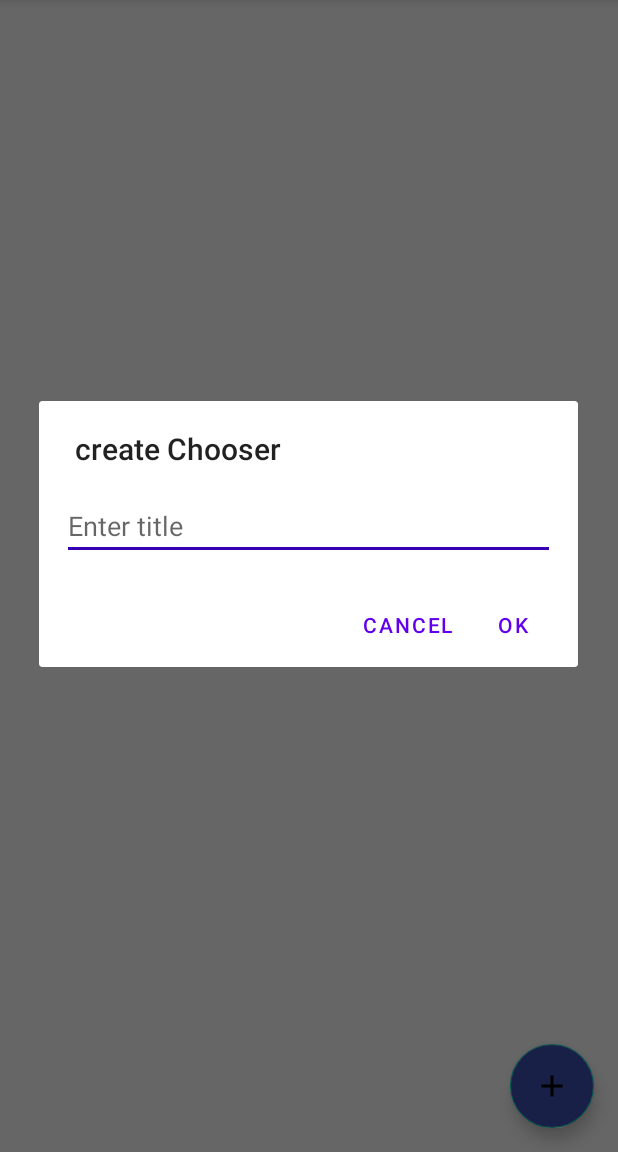
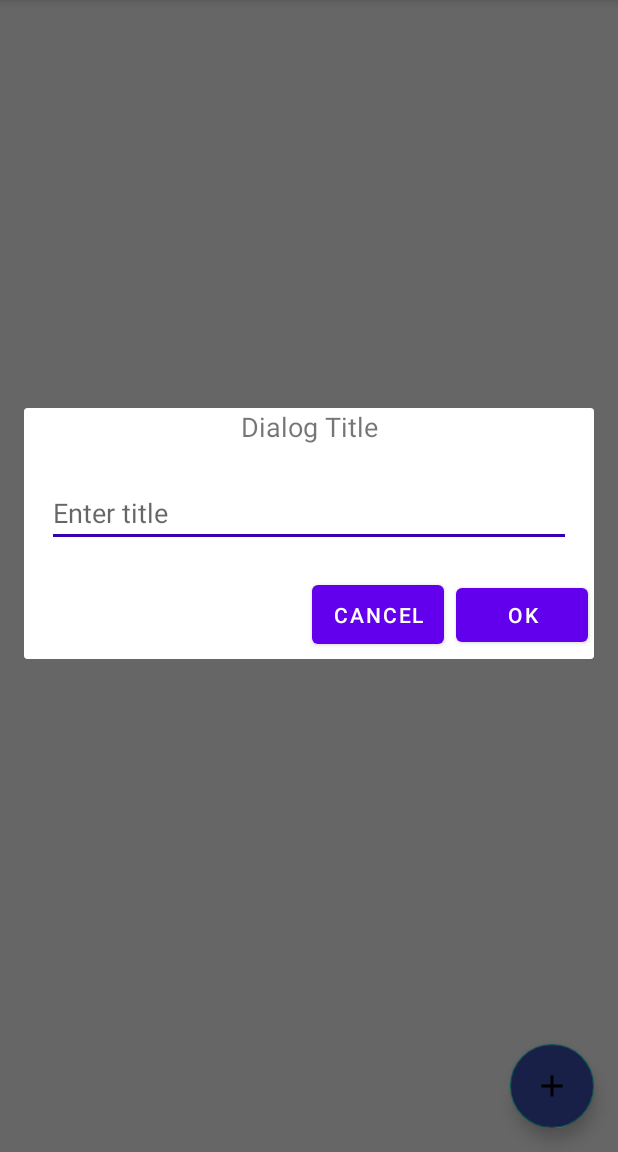
Before and after one commit to lucianojung/Random_Generator_App_With_Weighting, an Android app: the screen it shows after launch (MainActivity), after a tap on an icon or button, on a phone screen of 412 x 824 dp, the part 84-1236 px from its top. Run offline under Robolectric (Android 15) with nearby library versions, the phone set to English and light mode, and no system bars; our stand-ins replace Room's generated code; libraries missing offline, so code that uses them is left out: android.arch.persistence.

Commit message:
testing dialog fragments, empty dialog works

```diff
--- /dev/null
+++ b/mobile/src/main/java/de/lucianojung/random_generator/Dialogs/GeneratorDialogFragment.java
@@ -0,0 +1,102 @@
+package de.lucianojung.random_generator.Dialogs;
+
+import android.os.Bundle;
+import android.support.design.button.MaterialButton;
+import android.support.v4.app.DialogFragment;
+import android.view.LayoutInflater;
+import android.view.View;
+import android.view.ViewGroup;
+import android.widget.EditText;
+
+import de.lucianojung.random_generator.R;
+import de.lucianojung.random_generator.RandomGenerator;
+
+public class GeneratorDialogFragment extends DialogFragment {
+
+    public static final String GENERATOR_KEY = "GENERATOR_KEY";
+
+//    public GeneratorDialogFragment(){}
+
+
+
+    public static GeneratorDialogFragment newInstance(RandomGenerator generator){
+        GeneratorDialogFragment fragment = new GeneratorDialogFragment();
+        Bundle args = new Bundle();
+        args.putParcelable(GENERATOR_KEY, generator);
+        fragment.setArguments(args);
+        return fragment;
+    }
+
+
+
+    @Override
+    public View onCreateView(LayoutInflater inflater,
+                             ViewGroup container,
+                             Bundle savedInstanceState){
+        View rootView = inflater.inflate(R.layout.dialog_fragment_main, container);
+
+        EditText etGeneratorName = rootView.findViewById(R.id.generator_title);
+        RandomGenerator generator = getArguments().getParcelable(GENERATOR_KEY);
+
+        etGeneratorName.setText(generator.getName());
+        //todo add EditText and setText here to pass generatorType
+
+        MaterialButton buttonOk = rootView.findViewById(R.id.dialog_ok_button);
+        buttonOk.setOnClickListener(new View.OnClickListener() {
+            @Override
+            public void onClick(View v) {
+                dismiss();
+            }
+        });
+        MaterialButton buttonCancel = rootView.findViewById(R.id.dialog_cancel_button);
+        buttonCancel.setOnClickListener(new View.OnClickListener() {
+            @Override
+            public void onClick(View v) {
+                dismiss();
+            }
+        });
+
+        return rootView;
+    }
+
+//    @Override
+//    public void onViewCreated(View view, @Nullable Bundle savedInstanceState){
+//        super.onViewCreated(view, savedInstanceState);
+//        editGeneratorText = (EditText) view.findViewById(R.id.edit_generator_title);
+//        String title = getArguments().getString("title", "Enter Name");
+//        getDialog().setTitle(title);
+//        editGeneratorText.requestFocus();
+//        getDialog().getWindow().setSoftInputMode(
+//                WindowManager.LayoutParams.SOFT_INPUT_STATE_VISIBLE);
+//    }
+
+    /*@Override
+    public Dialog onCreateDialog(Bundle b) {
+        AlertDialog.Builder dialogBuilder = new AlertDialog.Builder(getActivity());
+
+        LayoutInflater inflater = getLayoutInflater();
+        View view = inflater.inflate(R.layout.fragment_generator_dialog, null);
+
+        final EditText text = view.findViewById(R.id.edit_text);
+        dialogBuilder
+                .setView(view)
+                .setTitle(getString(R.string.dialog_title_create_generator))
+                .setPositiveButton(getString(R.string.ok), new DialogInterface.OnClickListener() {
+                    @Override
+                    public void onClick(DialogInterface dialog, int which) {
+                        if (text.getText() != null && text.getText().toString().length() > 0) {
+                            // add: (new RandomGenerator(0, text.getText().toString()));
+                        } else {
+                            Toast.makeText(getActivity(), getString(R.string.empty_string_warning), Toast.LENGTH_SHORT).show();
+                        }
+                    }
+                })
+                .setNegativeButton(getString(R.string.cancel), new DialogInterface.OnClickListener() {
+                    @Override
+                    public void onClick(DialogInterface dialog, int which) {
+                        dialog.dismiss();
+                    }
+                });
+        return dialogBuilder.create();
+    }*/
+}
--- a/mobile/src/main/java/de/lucianojung/random_generator/MainActivity.java
+++ b/mobile/src/main/java/de/lucianojung/random_generator/MainActivity.java
@@ -5,6 +5,7 @@ import android.content.DialogInterface;
 import android.content.Intent;
 import android.os.AsyncTask;
 import android.os.Bundle;
+import android.os.Parcelable;
 import android.support.design.widget.FloatingActionButton;
 import android.support.v7.app.AlertDialog;
 import android.support.v7.app.AppCompatActivity;
@@ -22,7 +23,10 @@ import android.widget.ListView;
 import android.widget.TextView;
 import android.widget.Toast;
 
+import java.io.Serializable;
 import java.util.List;
+
+import de.lucianojung.random_generator.Dialogs.GeneratorDialogFragment;
 
 public class MainActivity<T extends Adapter> extends AppCompatActivity {
 
@@ -51,7 +55,7 @@ public class MainActivity<T extends Adapter> extends AppCompatActivity {
             @Override
             public void onItemClick(AdapterView<?> adapterView, View view, int position, long l) {
                 Intent valueListIntent = new Intent(view.getContext(), ValueListActivity.class);
-                valueListIntent.putExtra("RandomGenerator", generatorArrayAdapter.getItem(adapterView.getPositionForView(view)));
+                valueListIntent.putExtra("RandomGenerator", (Serializable) generatorArrayAdapter.getItem(adapterView.getPositionForView(view)));
                 startActivity(valueListIntent);
             }
         });
@@ -74,10 +78,9 @@ public class MainActivity<T extends Adapter> extends AppCompatActivity {
         fab.setOnClickListener(new View.OnClickListener() {
             @Override
             public void onClick(View view) {
-//                FragmentManager fragmentManager = getSupportFragmentManager();
-//                AddGeneratorDialogFragment addGeneratorDialogFragment = AddGeneratorDialogFragment.newInstance("Some Title");
-//                addGeneratorDialogFragment.show(fragmentManager, getString(R.string.dialog_title_create_generator));
-                showDialog(DialogType.ADD, null);
+                GeneratorDialogFragment generatorDialog = GeneratorDialogFragment.newInstance(new RandomGenerator(0, ""));
+//                showDialog(DialogType.ADD, null);
+                generatorDialog.show(getSupportFragmentManager(), "ADD_GENERATOR_DIALOG_FRAGMENT");
             }
         });
     }
@@ -145,7 +148,7 @@ public class MainActivity<T extends Adapter> extends AppCompatActivity {
         LayoutInflater inflater = getLayoutInflater();
         View view = inflater.inflate(R.layout.fragment_generator_dialog, null);
 
-        final EditText text = view.findViewById(R.id.edit_generator_title);
+        final EditText text = view.findViewById(R.id.generator_title);
 
         switch (dialogType) {
             case ADD:
--- a/mobile/src/main/java/de/lucianojung/random_generator/RandomGenerator.java
+++ b/mobile/src/main/java/de/lucianojung/random_generator/RandomGenerator.java
@@ -5,12 +5,14 @@ import android.arch.persistence.room.Entity;
 import android.arch.persistence.room.Ignore;
 import android.arch.persistence.room.PrimaryKey;
 import android.media.Image;
+import android.os.Parcel;
+import android.os.Parcelable;
 
 import java.io.Serializable;
 
 @SuppressWarnings("serial")
 @Entity(tableName = "RandomGenerator")
-public class RandomGenerator implements Serializable {
+public class RandomGenerator implements Serializable, Parcelable {
 
     @PrimaryKey(autoGenerate = true)
     @ColumnInfo(name = "gid")
@@ -54,4 +56,37 @@ public class RandomGenerator implements Serializable {
     public void setValueType(String valueType) {
         this.valueType = valueType;
     }
+
+    //++++++++++++++++++++++++++++++
+    //parcelable Methods for Dialogs
+    //++++++++++++++++++++++++++++++
+
+    @Override
+    public int describeContents() {
+        return 0;
+    }
+
+    @Override
+    public void writeToParcel(Parcel dest, int flags) {
+        dest.writeString(this.name);
+        dest.writeString(this.valueType);
+    }
+
+    protected RandomGenerator(Parcel parcel){
+        this.gid = 0;
+        this.name = parcel.readString();
+        this.valueType = parcel.readString();
+    }
+
+    public static final Creator<RandomGenerator> CREATOR = new Creator<RandomGenerator>() {
+        @Override
+        public RandomGenerator createFromParcel(Parcel source) {
+            return new RandomGenerator(source);
+        }
+
+        @Override
+        public RandomGenerator[] newArray(int size) {
+            return new RandomGenerator[size];
+        }
+    };
 }
--- /dev/null
+++ b/mobile/src/main/res/layout/dialog_fragment_generator.xml
@@ -0,0 +1,16 @@
+<?xml version="1.0" encoding="utf-8"?>
+<RelativeLayout xmlns:android="http://schemas.android.com/apk/res/android"
+    android:layout_width="fill_parent"
+    android:layout_height="wrap_content"
+    android:id="@+id/dialog_fragment_generator">
+
+    <EditText
+        android:id="@+id/generator_title"
+        android:layout_width="match_parent"
+        android:layout_height="wrap_content"
+        android:layout_margin="15dp"
+        android:inputType="text"
+        android:autofillHints="@string/autofill_hint_text"
+        android:hint="@string/name_dialog_text_chooser" />
+
+</RelativeLayout>
--- /dev/null
+++ b/mobile/src/main/res/layout/dialog_fragment_main.xml
@@ -0,0 +1,40 @@
+<?xml version="1.0" encoding="utf-8"?>
+<LinearLayout xmlns:android="http://schemas.android.com/apk/res/android"
+    android:layout_width="fill_parent"
+    android:layout_height="wrap_content"
+    android:orientation="vertical">
+
+
+    <TextView
+        android:id="@+id/dialog_title"
+        android:layout_width="match_parent"
+        android:layout_height="32dp"
+        android:text="Dialog Title"
+        android:textAlignment="center"
+        android:textSize="18sp" />
+
+    <include  layout="@layout/dialog_fragment_generator" android:id="@+id/dialog_fragment_generator" />
+
+    <LinearLayout
+        android:layout_width="fill_parent"
+        android:layout_height="wrap_content"
+        android:orientation="horizontal"
+        android:gravity="right">
+
+        <android.support.design.button.MaterialButton
+            android:id="@+id/dialog_cancel_button"
+            android:layout_width="wrap_content"
+            android:layout_height="wrap_content"
+            android:padding="@dimen/padding"
+            android:text="@string/cancel"
+            android:layout_margin="@dimen/margin" />
+
+        <android.support.design.button.MaterialButton
+            android:id="@+id/dialog_ok_button"
+            android:layout_width="wrap_content"
+            android:layout_height="wrap_content"
+            android:text="@string/ok"
+            android:layout_margin="@dimen/margin" />
+    </LinearLayout>
+
+</LinearLayout>
--- a/mobile/src/main/res/layout/fragment_generator_dialog.xml
+++ b/mobile/src/main/res/layout/fragment_generator_dialog.xml
@@ -13,7 +13,7 @@
         app:layout_constraintTop_toTopOf="parent">
 
         <EditText
-            android:id="@+id/edit_generator_title"
+            android:id="@+id/generator_title"
             android:layout_width="match_parent"
             android:layout_height="wrap_content"
             android:layout_margin="15dp"
--- a/mobile/src/main/res/layout/listitem_view_variable.xml
+++ b/mobile/src/main/res/layout/listitem_view_variable.xml
@@ -13,7 +13,7 @@
 
     <TextView
         android:id="@+id/name_weighting"
-        android:layout_width="wrap_content"
+        android:layout_width="match_parent"
         android:layout_height="wrap_content"
         android:layout_alignParentRight="true"
         android:layout_toRightOf="@id/name_value"
--- a/mobile/src/main/res/values/dimens.xml
+++ b/mobile/src/main/res/values/dimens.xml
@@ -4,5 +4,6 @@
     <dimen name="item_height">48dp</dimen>
     <dimen name="image_icon">56dp</dimen>
     <dimen name="padding">10dp</dimen>
+    <dimen name="margin">4dp</dimen>
     <dimen name="text_padding_left">64dp</dimen>
 </resources>
```
Also changed, not shown: 1 other file.
